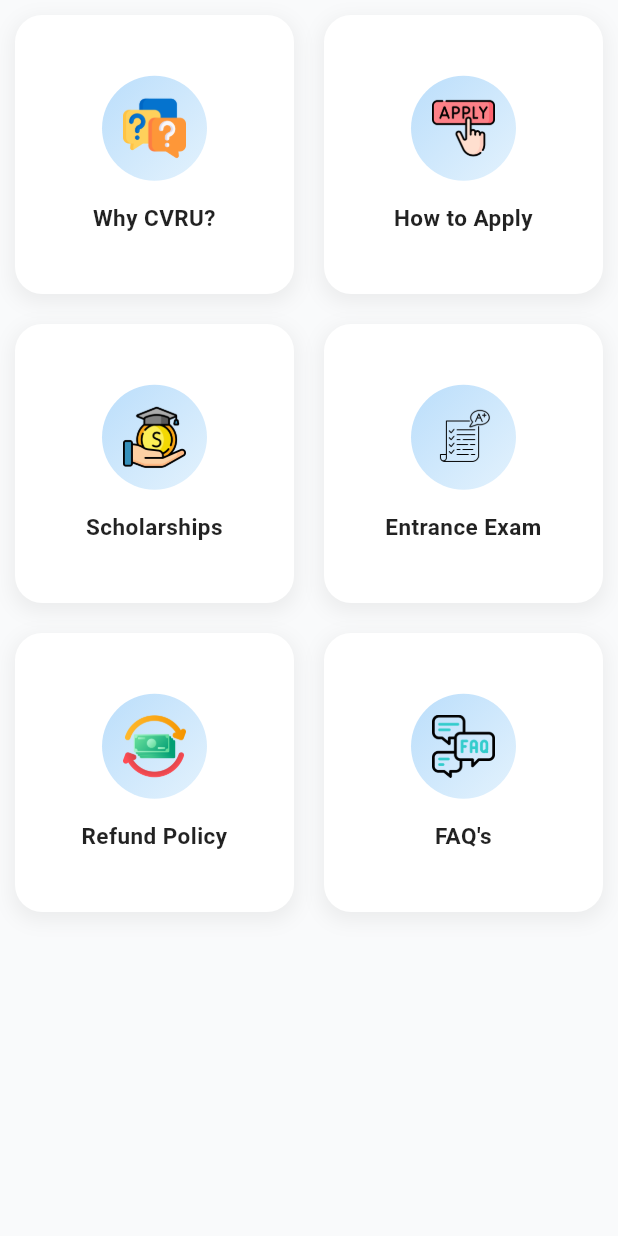
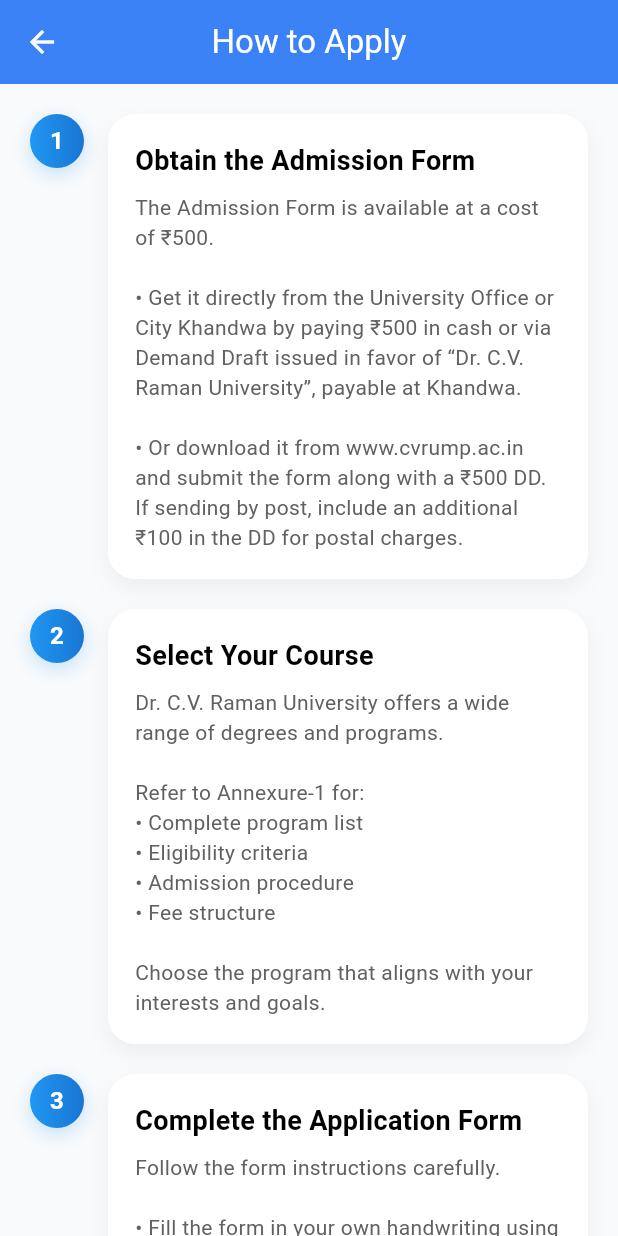
Before and after one commit to Harshgour2002/CVRUK, a Flutter app: the AdmissionsPage screen opened directly, after a tap on "How to Apply", on a phone screen of 412 x 824 dp. Run offline on Flutter 3.47's test engine with Material 3 defaults, Android fonts, the light colour scheme and no system bars; our stand-ins replace carousel_slider, dio, font_awesome_flutter, open_filex, share_plus.

Commit message:
implimented -> how to apply page for admission section

```diff
--- a/lib/Cards/admissionCards.dart
+++ b/lib/Cards/admissionCards.dart
@@ -1,6 +1,7 @@
 import 'package:cvruk/Screens/FAQ.dart';
 import 'package:cvruk/Screens/RefundPolicy.dart';
 import 'package:cvruk/Screens/Scholarships.dart';
+import 'package:cvruk/Screens/howToApply.dart';
 import 'package:cvruk/Screens/whyCVRU.dart';
 import 'package:flutter/material.dart';
 
@@ -36,6 +37,7 @@
           case 1:
             {
               // Navigate to "How to Apply" page
+              Navigator.push(context, MaterialPageRoute(builder: (context) => Howtoapply()));
             }
             break;
           case 2:
--- a/lib/Screens/EnquiryForm.dart
+++ b/lib/Screens/EnquiryForm.dart
@@ -183,7 +183,7 @@
                     items: programType.map((p) {
                       return DropdownMenuItem(value: p, child: Text(p));
                     }).toList(),
-                    decoration: const InputDecoration(border: OutlineInputBorder()),
+                    decoration: modernInput(""),
                     onChanged: (value) {
                       setState(() {
                         selectedProgram = value!;
@@ -209,13 +209,7 @@
                           isDense: false, // important → allows height to grow
                           itemHeight: null, // important → removes fixed 48px height
 
-                          decoration: const InputDecoration(
-                            border: OutlineInputBorder(),
-                            contentPadding: EdgeInsets.symmetric(
-                              vertical: 10,
-                              horizontal: 10,
-                            ),
-                          ),
+                          decoration: modernInput(""),
 
                           // Selected value widget (dynamic height)
                           selectedItemBuilder: (BuildContext context) {
--- a/lib/Screens/howToApply.dart
+++ b/lib/Screens/howToApply.dart
@@ -0,0 +1,256 @@
+import 'package:flutter/material.dart';
+
+class Howtoapply extends StatelessWidget {
+  const Howtoapply({super.key});
+
+  @override
+  Widget build(BuildContext context) {
+    return Scaffold(
+      appBar: AppBar(
+        title: const Text("How to Apply"),
+        centerTitle: true,
+      ),
+      body:  SingleChildScrollView(
+        padding: const EdgeInsets.all(20),
+        child: Column(
+          children: [
+            // ---------- STEPS ----------
+            Column(
+              children: const [
+                StepModern(
+                  stepNumber: 1,
+                  title: "Obtain the Admission Form",
+                  description:
+                  "The Admission Form is available at a cost of ₹500.\n\n"
+                      "• Get it directly from the University Office or City Khandwa "
+                      "by paying ₹500 in cash or via Demand Draft issued in favor of "
+                      "“Dr. C.V. Raman University”, payable at Khandwa.\n\n"
+                      "• Or download it from www.cvrump.ac.in and submit the form along "
+                      "with a ₹500 DD. If sending by post, include an additional ₹100 "
+                      "in the DD for postal charges.",
+                ),
+                StepModern(
+                  stepNumber: 2,
+                  title: "Select Your Course",
+                  description:
+                  "Dr. C.V. Raman University offers a wide range of degrees and programs.\n\n"
+                      "Refer to Annexure-1 for:\n"
+                      "• Complete program list\n"
+                      "• Eligibility criteria\n"
+                      "• Admission procedure\n"
+                      "• Fee structure\n\n"
+                      "Choose the program that aligns with your interests and goals.",
+                ),
+                StepModern(
+                  stepNumber: 3,
+                  title: "Complete the Application Form",
+                  description:
+                  "Follow the form instructions carefully.\n\n"
+                      "• Fill the form in your own handwriting using black ink.\n"
+                      "• Students awaiting results may apply provisionally at their own risk.\n"
+                      "• Provide a clear email ID and phone number for communication.\n"
+                      "• Attach self-attested copies of marksheets and testimonials.\n"
+                      "• Do NOT send original documents — they will not be returned.\n"
+                      "• No changes will be allowed after submission.\n\n"
+                      "A sample completed Application Form is provided for reference.",
+                ),
+              ],
+            ),
+
+            const SizedBox(height: 10),
+            const Divider(height: 10, color: Colors.grey),
+            const SizedBox(height: 10),
+
+            // ---------- CARD 1 ----------
+            _buildInfoCard(
+              title: "Submitting the Application Form",
+              content:
+              "Duly attested documents along with the Application Forms "
+                  "should be submitted/sent to the following address:",
+            ),
+
+            const SizedBox(height: 15),
+
+            // ---------- CARD 2 ----------
+            _buildInfoCard(
+              title: "DR. C. V. RAMAN UNIVERSITY",
+              content:
+              "Indore-Khandwa Highway, Village Chhaigaon Makhan,\n"
+                  "Khandwa, M.P.- 450771, India\n\n"
+                  "Phone: 07320-247700/01\n"
+                  "Mobile: 8357908226, 8226037873, 8103941458, 7987980525\n\n"
+                  "Email: registrarcvruk@gmail.com\n"
+                  "admission@cvrump.ac.in",
+            ),
+
+            const SizedBox(height: 15),
+
+            // ---------- CARD 3 ----------
+            _buildInfoCard(
+              title: "DR. C. V. RAMAN UNIVERSITY - CITY OFFICE",
+              content:
+              "Vaikunth Nagar, In front of S.N. College,\n"
+                  "Distt. Khandwa, Pin: 450001 (M.P.)\n\n"
+                  "Phone: 0733 221209\n"
+                  "Mobile: 9907037693",
+            ),
+          ],
+        ),
+      ),
+    );
+  }
+
+  // ---------- CARD BUILDER ----------
+  static Widget _buildInfoCard({
+    required String title,
+    required String content,
+  }) {
+    return Container(
+      width: double.infinity,
+      padding: const EdgeInsets.all(18),
+      decoration: BoxDecoration(
+        color: Colors.white,
+        borderRadius: BorderRadius.circular(16),
+        boxShadow: [
+          BoxShadow(
+            color: Colors.black12,
+            blurRadius: 6,
+            offset: Offset(0, 2),
+          ),
+        ],
+      ),
+      child: Column(
+        crossAxisAlignment: CrossAxisAlignment.start,
+        children: [
+          Text(
+            title,
+            style: const TextStyle(
+              fontWeight: FontWeight.w600,
+              fontSize: 16,
+            ),
+          ),
+          const SizedBox(height: 8),
+          Text(
+            content,
+            style: const TextStyle(
+              fontSize: 14,
+              height: 1.4,
+            ),
+          ),
+        ],
+      ),
+    );
+  }
+}
+
+class StepModern extends StatelessWidget {
+  final int stepNumber;
+  final String title;
+  final String description;
+
+  const StepModern({
+    super.key,
+    required this.stepNumber,
+    required this.title,
+    required this.description,
+  });
+
+  @override
+  Widget build(BuildContext context) {
+    return Column(
+      children: [
+        Row(
+          crossAxisAlignment: CrossAxisAlignment.start,
+          children: [
+            /// LEFT Timeline + Step Circle
+            Column(
+              children: [
+                // Step circle
+                Container(
+                  width: 36,
+                  height: 36,
+                  decoration: BoxDecoration(
+                    gradient: LinearGradient(
+                      colors: [
+                        Colors.blue.shade500,
+                        Colors.blue.shade700,
+                      ],
+                    ),
+                    shape: BoxShape.circle,
+                    boxShadow: [
+                      BoxShadow(
+                        color: Colors.blue.withOpacity(0.25),
+                        blurRadius: 10,
+                        offset: const Offset(0, 4),
+                      )
+                    ],
+                  ),
+                  alignment: Alignment.center,
+                  child: Text(
+                    "$stepNumber",
+                    style: const TextStyle(
+                      color: Colors.white,
+                      fontWeight: FontWeight.bold,
+                      fontSize: 16,
+                    ),
+                  ),
+                ),
+
+                // // Vertical line
+                // Container(
+                //   width: 2,
+                //   height: 80,
+                //   margin: const EdgeInsets.symmetric(vertical: 4),
+                //   color: Colors.blue.withOpacity(0.2),
+                // ),
+              ],
+            ),
+
+            const SizedBox(width: 16),
+
+            /// RIGHT Modern Card
+            Expanded(
+              child: Container(
+                margin: const EdgeInsets.only(bottom: 20),
+                padding: const EdgeInsets.all(18),
+                decoration: BoxDecoration(
+                  color: Colors.white,
+                  borderRadius: BorderRadius.circular(18),
+                  boxShadow: [
+                    BoxShadow(
+                      color: Colors.black.withOpacity(0.05),
+                      blurRadius: 12,
+                      offset: const Offset(0, 6),
+                    ),
+                  ],
+                ),
+                child: Column(
+                  crossAxisAlignment: CrossAxisAlignment.start,
+                  children: [
+                    Text(
+                      title,
+                      style: const TextStyle(
+                        fontSize: 18,
+                        fontWeight: FontWeight.w700,
+                        color: Colors.black,
+                      ),
+                    ),
+                    const SizedBox(height: 8),
+                    Text(
+                      description,
+                      style: TextStyle(
+                        fontSize: 14,
+                        color: Colors.grey.shade700,
+                        height: 1.45,
+                      ),
+                    ),
+                  ],
+                ),
+              ),
+            ),
+          ],
+        ),
+      ],
+    );
+  }
+}
```
